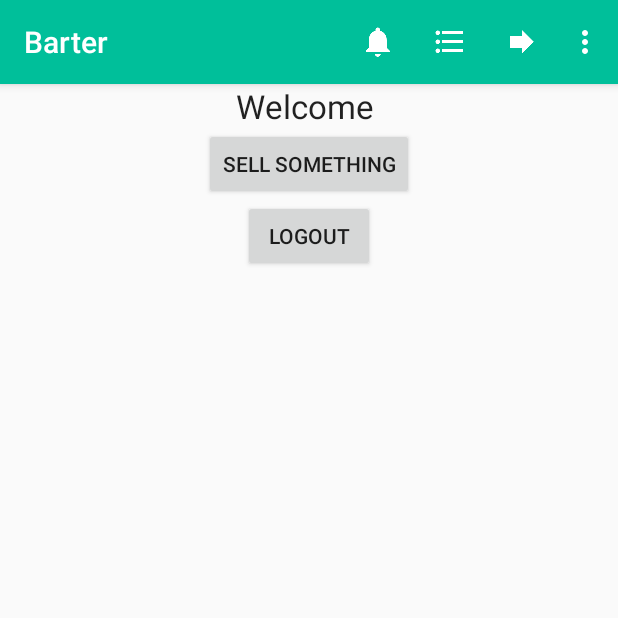
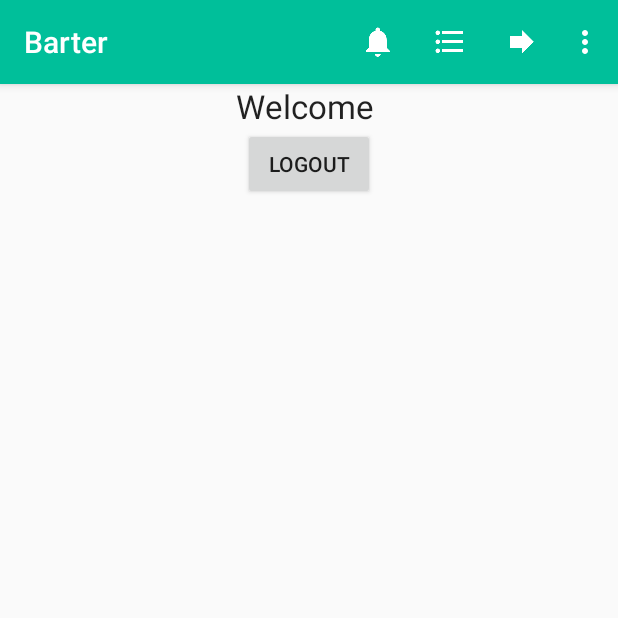
Before and after one commit to arjun-k-r/Barter, an Android app: the screen it shows after launch once a user with an empty profile is signed in (HomeActivity), on a phone screen of 412 x 824 dp, the top half of it. Run offline under Robolectric (Android 15) with nearby library versions, the phone set to English and light mode, and no system bars; our stand-ins replace Firebase (no records; nobody signed in at launch, a user with empty details on screens opened directly); 2 statements that could not run were skipped.

Commit message:
removing unwanted button

```diff
--- a/app/src/main/res/layout/activity_home.xml
+++ b/app/src/main/res/layout/activity_home.xml
@@ -26,13 +26,6 @@
         <Button
             android:layout_width="wrap_content"
             android:layout_height="wrap_content"
-            android:text="sell something"
-            android:id="@+id/btnUploadAct"
-            android:layout_gravity="center"/>
-
-        <Button
-            android:layout_width="wrap_content"
-            android:layout_height="wrap_content"
             android:text="Logout"
             android:id="@+id/buttonLogout"
             android:layout_gravity="center"/>
```
